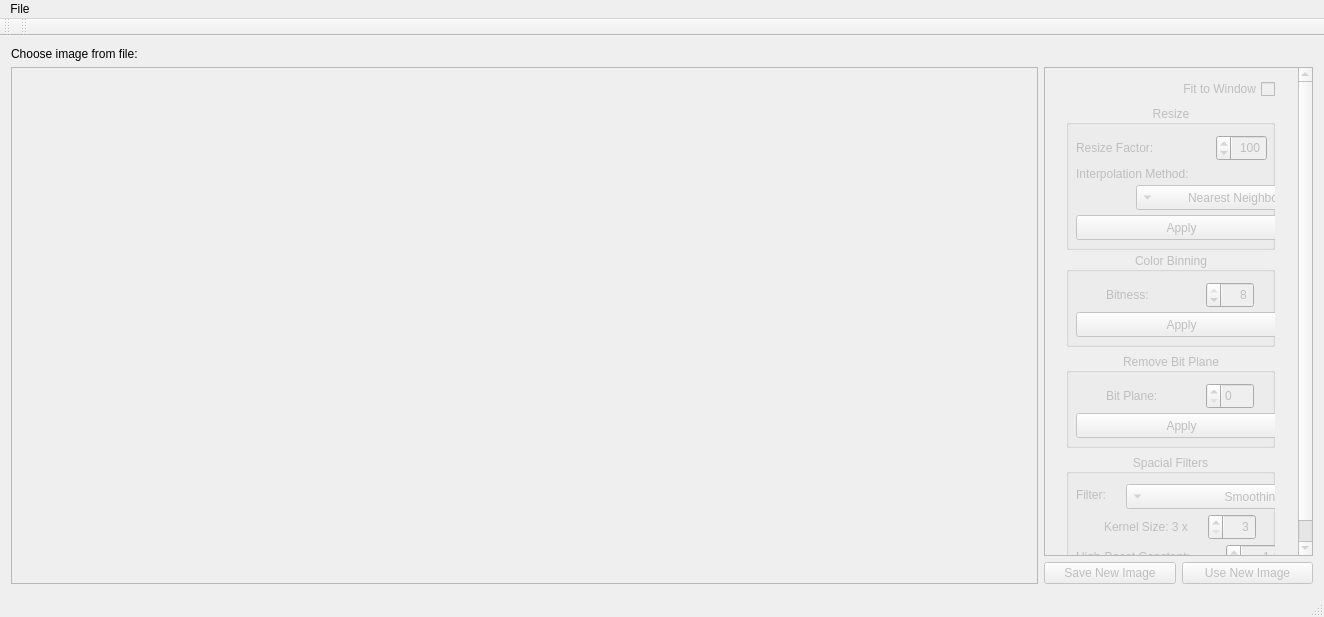
Mathagoris/Digital-Image-Processing, file imageprocessor.ui: the form before one commit.
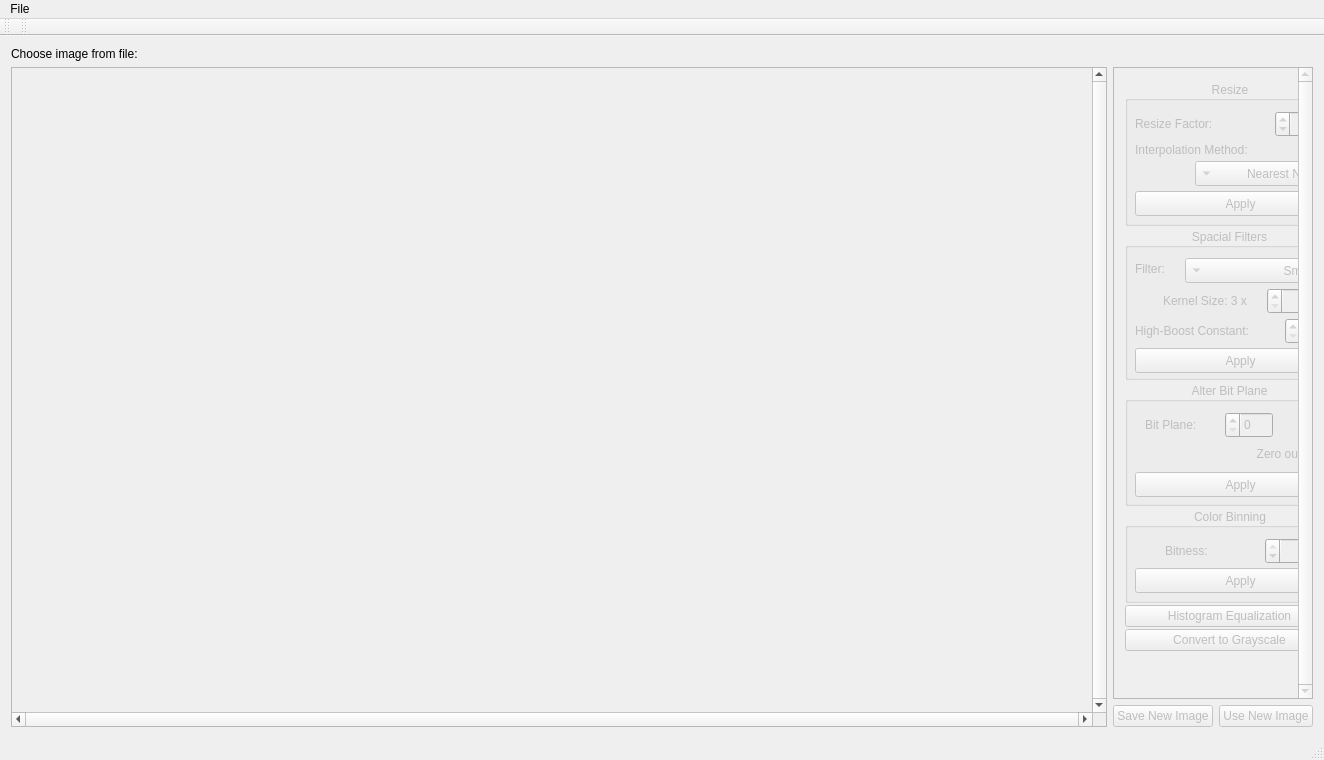
The form after the commit.

Commit message: Cleaned up file structure + Global histogram equalization

The edit to the form file:
```diff
--- a/imageprocessor.ui
+++ b/imageprocessor.ui
@@ -7,7 +7,7 @@
     <x>0</x>
     <y>0</y>
     <width>1324</width>
-    <height>617</height>
+    <height>760</height>
    </rect>
   </property>
   <property name="sizePolicy">
@@ -72,10 +72,10 @@
          </size>
         </property>
         <property name="verticalScrollBarPolicy">
-         <enum>Qt::ScrollBarAsNeeded</enum>
+         <enum>Qt::ScrollBarAlwaysOn</enum>
         </property>
         <property name="horizontalScrollBarPolicy">
-         <enum>Qt::ScrollBarAsNeeded</enum>
+         <enum>Qt::ScrollBarAlwaysOn</enum>
         </property>
         <property name="sizeAdjustPolicy">
          <enum>QAbstractScrollArea::AdjustToContents</enum>
@@ -88,8 +88,8 @@
           <rect>
            <x>0</x>
            <y>0</y>
-           <width>1025</width>
-           <height>511</height>
+           <width>1040</width>
+           <height>640</height>
           </rect>
          </property>
          <widget class="QLabel" name="imageLabel">
@@ -130,11 +130,17 @@
             <verstretch>0</verstretch>
            </sizepolicy>
           </property>
+          <property name="verticalScrollBarPolicy">
+           <enum>Qt::ScrollBarAlwaysOn</enum>
+          </property>
           <property name="horizontalScrollBarPolicy">
            <enum>Qt::ScrollBarAlwaysOff</enum>
           </property>
+          <property name="sizeAdjustPolicy">
+           <enum>QAbstractScrollArea::AdjustToContents</enum>
+          </property>
           <property name="widgetResizable">
-           <bool>false</bool>
+           <bool>true</bool>
           </property>
           <widget class="QWidget" name="scrollAreaWidgetContents">
            <property name="geometry">
@@ -142,7 +148,7 @@
              <x>0</x>
              <y>0</y>
              <width>267</width>
-             <height>510</height>
+             <height>619</height>
             </rect>
            </property>
            <property name="sizePolicy">
@@ -163,26 +169,19 @@
            <widget class="QWidget" name="verticalLayoutWidget">
             <property name="geometry">
              <rect>
-              <x>10</x>
+              <x>0</x>
               <y>0</y>
               <width>231</width>
-              <height>567</height>
+              <height>601</height>
              </rect>
             </property>
             <layout class="QVBoxLayout" name="vertLayout">
-             <item>
-              <widget class="QCheckBox" name="fitToWindow">
-               <property name="layoutDirection">
-                <enum>Qt::RightToLeft</enum>
-               </property>
-               <property name="text">
-                <string>Fit to Window</string>
-               </property>
-               <property name="tristate">
-                <bool>false</bool>
-               </property>
-              </widget>
-             </item>
+             <property name="spacing">
+              <number>0</number>
+             </property>
+             <property name="sizeConstraint">
+              <enum>QLayout::SetMinimumSize</enum>
+             </property>
              <item>
               <widget class="QGroupBox" name="resizeGroup">
                <property name="minimumSize">
@@ -333,131 +332,6 @@
                </widget>
               </widget>
              </item>
-             <item>
-              <widget class="QGroupBox" name="colorResolution">
-               <property name="minimumSize">
-                <size>
-                 <width>0</width>
-                 <height>95</height>
-                </size>
-               </property>
-               <property name="maximumSize">
-                <size>
-                 <width>16777215</width>
-                 <height>95</height>
-                </size>
-               </property>
-               <property name="title">
-                <string>Color Binning</string>
-               </property>
-               <property name="alignment">
-                <set>Qt::AlignCenter</set>
-               </property>
-               <widget class="QLabel" name="bitnessLabel">
-                <property name="geometry">
-                 <rect>
-                  <x>40</x>
-                  <y>30</y>
-                  <width>61</width>
-                  <height>26</height>
-                 </rect>
-                </property>
-                <property name="text">
-                 <string>Bitness:</string>
-                </property>
-               </widget>
-               <widget class="QSpinBox" name="bitness">
-                <property name="geometry">
-                 <rect>
-                  <x>140</x>
-                  <y>30</y>
-                  <width>48</width>
-                  <height>26</height>
-                 </rect>
-                </property>
-                <property name="alignment">
-                 <set>Qt::AlignRight|Qt::AlignTrailing|Qt::AlignVCenter</set>
-                </property>
-                <property name="minimum">
-                 <number>1</number>
-                </property>
-                <property name="maximum">
-                 <number>8</number>
-                </property>
-                <property name="value">
-                 <number>8</number>
-                </property>
-               </widget>
-               <widget class="QPushButton" name="applyColorBin">
-                <property name="geometry">
-                 <rect>
-                  <x>10</x>
-                  <y>60</y>
-                  <width>211</width>
-                  <height>25</height>
-                 </rect>
-                </property>
-                <property name="text">
-                 <string>Apply</string>
-                </property>
-               </widget>
-              </widget>
-             </item>
-             <item>
-              <widget class="QGroupBox" name="bitPlaneGroup">
-               <property name="minimumSize">
-                <size>
-                 <width>0</width>
-                 <height>95</height>
-                </size>
-               </property>
-               <property name="title">
-                <string>Remove Bit Plane</string>
-               </property>
-               <property name="alignment">
-                <set>Qt::AlignCenter</set>
-               </property>
-               <widget class="QLabel" name="bitPlaneLabel">
-                <property name="geometry">
-                 <rect>
-                  <x>40</x>
-                  <y>30</y>
-                  <width>71</width>
-                  <height>26</height>
-                 </rect>
-                </property>
-                <property name="text">
-                 <string>Bit Plane:</string>
-                </property>
-               </widget>
-               <widget class="QSpinBox" name="bitPlane">
-                <property name="geometry">
-                 <rect>
-                  <x>140</x>
-                  <y>30</y>
-                  <width>48</width>
-                  <height>26</height>
-                 </rect>
-                </property>
-                <property name="maximum">
-                 <number>7</number>
-                </property>
-               </widget>
-               <widget class="QPushButton" name="applyBitPlane">
-                <property name="geometry">
-                 <rect>
-                  <x>10</x>
-                  <y>60</y>
-                  <width>211</width>
-                  <height>25</height>
-                 </rect>
-                </property>
-                <property name="text">
-                 <string>Apply</string>
-                </property>
-               </widget>
-              </widget>
-             </item>
              <item>
               <widget class="QGroupBox" name="spacialFilterGroup">
                <property name="minimumSize">
@@ -585,7 +459,7 @@
                  <number>1</number>
                 </property>
                 <property name="minimum">
-                 <double>1.100000000000000</double>
+                 <double>1.000000000000000</double>
                 </property>
                 <property name="maximum">
                  <double>10.000000000000000</double>
@@ -593,6 +467,9 @@
                 <property name="singleStep">
                  <double>0.100000000000000</double>
                 </property>
+                <property name="value">
+                 <double>1.000000000000000</double>
+                </property>
                </widget>
                <widget class="QPushButton" name="applySpacialFilter">
                 <property name="geometry">
@@ -607,6 +484,170 @@
                  <string>Apply</string>
                 </property>
                </widget>
+               <zorder>spacialFilterComboBox</zorder>
+               <zorder>filterLabel</zorder>
+               <zorder>spacialSizeSpin</zorder>
+               <zorder>hbConstLabel</zorder>
+               <zorder>hbConstSpin</zorder>
+               <zorder>applySpacialFilter</zorder>
+               <zorder>spacialSizeLabel</zorder>
+              </widget>
+             </item>
+             <item>
+              <widget class="QGroupBox" name="bitPlaneGroup">
+               <property name="minimumSize">
+                <size>
+                 <width>0</width>
+                 <height>124</height>
+                </size>
+               </property>
+               <property name="maximumSize">
+                <size>
+                 <width>16777215</width>
+                 <height>124</height>
+                </size>
+               </property>
+               <property name="title">
+                <string>Alter Bit Plane</string>
+               </property>
+               <property name="alignment">
+                <set>Qt::AlignCenter</set>
+               </property>
+               <widget class="QLabel" name="bitPlaneLabel">
+                <property name="geometry">
+                 <rect>
+                  <x>20</x>
+                  <y>30</y>
+                  <width>71</width>
+                  <height>26</height>
+                 </rect>
+                </property>
+                <property name="text">
+                 <string>Bit Plane:</string>
+                </property>
+               </widget>
+               <widget class="QSpinBox" name="bitPlane">
+                <property name="geometry">
+                 <rect>
+                  <x>100</x>
+                  <y>30</y>
+                  <width>48</width>
+                  <height>26</height>
+                 </rect>
+                </property>
+                <property name="maximum">
+                 <number>7</number>
+                </property>
+               </widget>
+               <widget class="QPushButton" name="applyBitPlane">
+                <property name="geometry">
+                 <rect>
+                  <x>10</x>
+                  <y>90</y>
+                  <width>211</width>
+                  <height>25</height>
+                 </rect>
+                </property>
+                <property name="text">
+                 <string>Apply</string>
+                </property>
+               </widget>
+               <widget class="QCheckBox" name="bitPlaneZero">
+                <property name="enabled">
+                 <bool>false</bool>
+                </property>
+                <property name="geometry">
+                 <rect>
+                  <x>110</x>
+                  <y>60</y>
+                  <width>92</width>
+                  <height>23</height>
+                 </rect>
+                </property>
+                <property name="text">
+                 <string>Zero out?</string>
+                </property>
+                <property name="checked">
+                 <bool>true</bool>
+                </property>
+               </widget>
+              </widget>
+             </item>
+             <item>
+              <widget class="QGroupBox" name="colorResolution">
+               <property name="minimumSize">
+                <size>
+                 <width>0</width>
+                 <height>95</height>
+                </size>
+               </property>
+               <property name="maximumSize">
+                <size>
+                 <width>16777215</width>
+                 <height>95</height>
+                </size>
+               </property>
+               <property name="title">
+                <string>Color Binning</string>
+               </property>
+               <property name="alignment">
+                <set>Qt::AlignCenter</set>
+               </property>
+               <widget class="QLabel" name="bitnessLabel">
+                <property name="geometry">
+                 <rect>
+                  <x>40</x>
+                  <y>30</y>
+                  <width>61</width>
+                  <height>26</height>
+                 </rect>
+                </property>
+                <property name="text">
+                 <string>Bitness:</string>
+                </property>
+               </widget>
+               <widget class="QSpinBox" name="bitness">
+                <property name="geometry">
+                 <rect>
+                  <x>140</x>
+                  <y>30</y>
+                  <width>48</width>
+                  <height>26</height>
+                 </rect>
+                </property>
+                <property name="alignment">
+                 <set>Qt::AlignRight|Qt::AlignTrailing|Qt::AlignVCenter</set>
+                </property>
+                <property name="minimum">
+                 <number>1</number>
+                </property>
+                <property name="maximum">
+                 <number>8</number>
+                </property>
+                <property name="value">
+                 <number>8</number>
+                </property>
+               </widget>
+               <widget class="QPushButton" name="applyColorBin">
+                <property name="geometry">
+                 <rect>
+                  <x>10</x>
+                  <y>60</y>
+                  <width>211</width>
+                  <height>25</height>
+                 </rect>
+                </property>
+                <property name="text">
+                 <string>Apply</string>
+                </property>
+               </widget>
+              </widget>
+             </item>
+             <item>
+              <widget class="QPushButton" name="histEqualButton">
+               <property name="text">
+                <string>Histogram Equalization</string>
+               </property>
               </widget>
              </item>
              <item>
```
Left out of the diff: 9 changed lines with no effect on the pictures. The commit also changes 6 other files.
